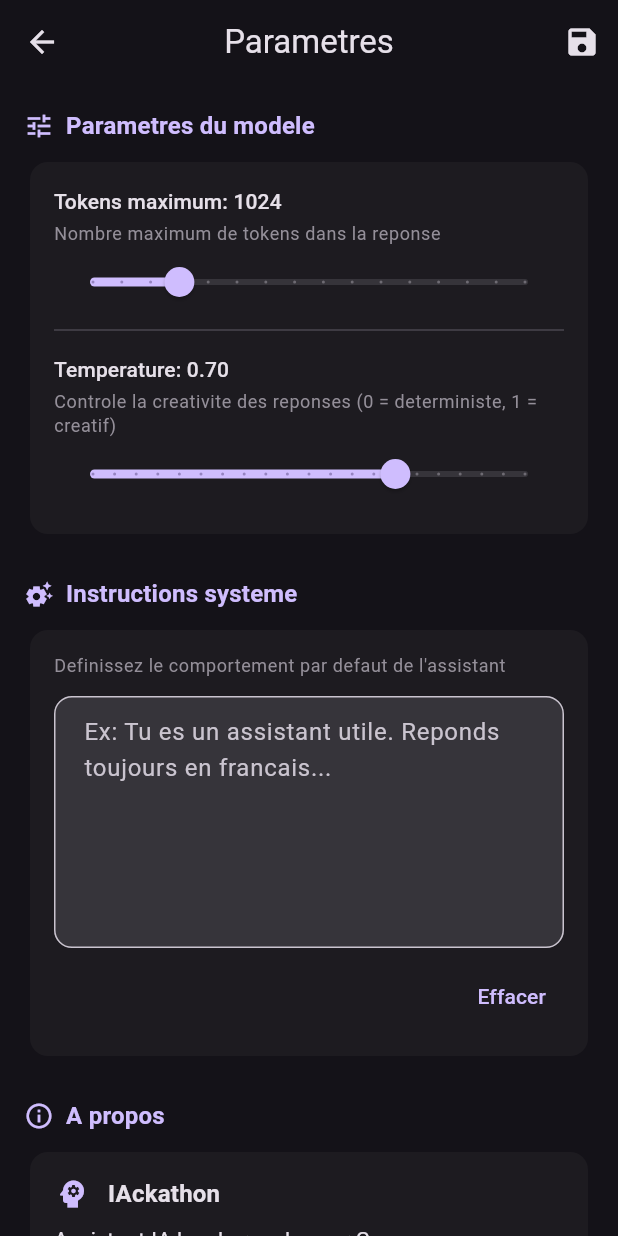
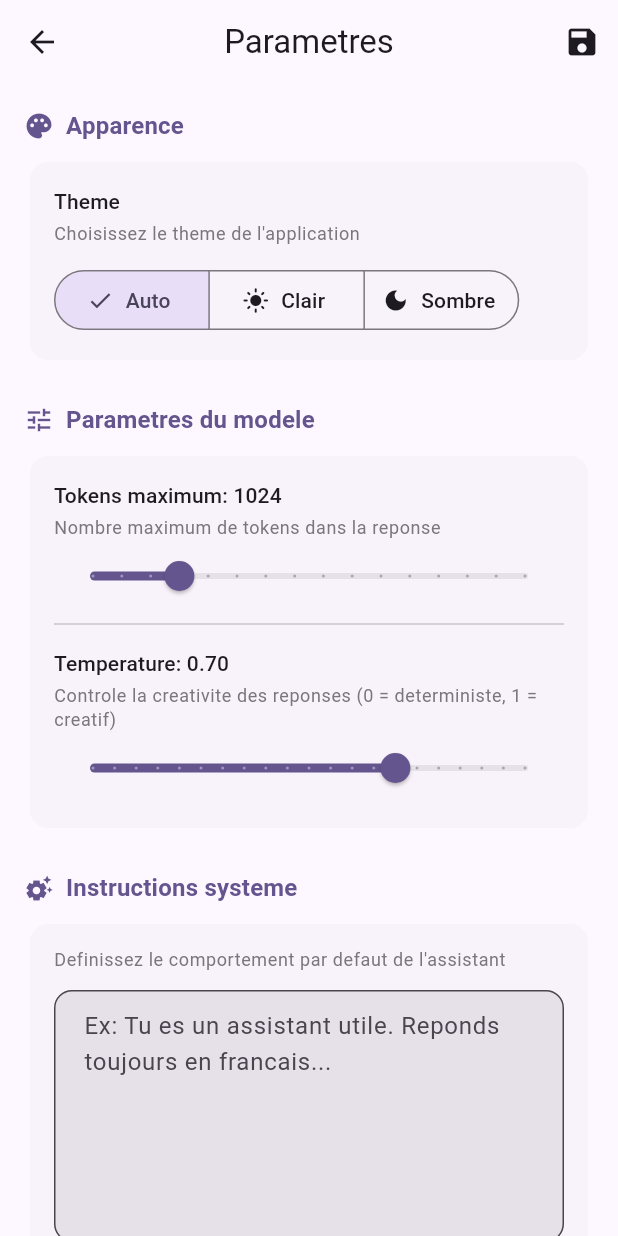
Before and after one commit to alexandregodet/iackathon, a Flutter app: the screen it shows after launch, after a tap on the "settings" icon, on a phone screen of 412 x 824 dp. Run offline on Flutter 3.47's test engine with Material 3 defaults, Android fonts, the phone set to English and light mode, and no system bars; our stand-ins replace drift, equatable, file_picker, flutter_bloc, get_it, image_picker and 2 more; missing offline and left inert: flutter_gemma, flutter_md, read_pdf_text; accounts and stored records are empty; generated files the repository leaves out were written again.

Commit message:
feat: add light/dark/system theme toggle
- Add ValueNotifier for reactive theme updates in SettingsService
- Use ValueListenableBuilder in main.dart to listen to theme changes
- Add Appearance section in settings page with SegmentedButton
- Theme changes apply immediately without restart

🤖 Generated with [Claude Code](https://claude.com/claude-code)

Co-Authored-By: Claude Opus 4.5 <noreply@anthropic.com>

```diff
--- a/lib/data/datasources/settings_service.dart
+++ b/lib/data/datasources/settings_service.dart
@@ -1,3 +1,4 @@
+import 'package:flutter/material.dart';
 import 'package:injectable/injectable.dart';
 import 'package:shared_preferences/shared_preferences.dart';
 
@@ -10,8 +11,25 @@ class SettingsService {
 
   SharedPreferences? _prefs;
 
+  // Theme notifier for reactive updates
+  final ValueNotifier<ThemeMode> themeModeNotifier =
+      ValueNotifier(ThemeMode.system);
+
   Future<void> init() async {
     _prefs = await SharedPreferences.getInstance();
+    // Initialize theme notifier with saved value
+    themeModeNotifier.value = _getThemeModeFromInt(themeMode);
+  }
+
+  ThemeMode _getThemeModeFromInt(int value) {
+    switch (value) {
+      case 1:
+        return ThemeMode.light;
+      case 2:
+        return ThemeMode.dark;
+      default:
+        return ThemeMode.system;
+    }
   }
 
   // Max Tokens
@@ -40,5 +58,6 @@ class SettingsService {
   int get themeMode => _prefs?.getInt(_themeKey) ?? 0;
   Future<void> setThemeMode(int value) async {
     await _prefs?.setInt(_themeKey, value);
+    themeModeNotifier.value = _getThemeModeFromInt(value);
   }
 }
--- a/lib/main.dart
+++ b/lib/main.dart
@@ -19,13 +19,20 @@ class IackathonApp extends StatelessWidget {
 
   @override
   Widget build(BuildContext context) {
+    final settingsService = getIt<SettingsService>();
+
+    return ValueListenableBuilder<ThemeMode>(
+      valueListenable: settingsService.themeModeNotifier,
+      builder: (context, themeMode, child) {
         return MaterialApp(
           title: 'IAckathon',
           debugShowCheckedModeBanner: false,
           theme: AppTheme.lightTheme,
           darkTheme: AppTheme.darkTheme,
-      themeMode: ThemeMode.dark,
+          themeMode: themeMode,
           home: const HomePage(),
+        );
+      },
     );
   }
 }
--- a/lib/presentation/pages/settings_page.dart
+++ b/lib/presentation/pages/settings_page.dart
@@ -17,6 +17,7 @@ class _SettingsPageState extends State<SettingsPage> {
 
   late int _maxTokens;
   late double _temperature;
+  late int _themeMode;
   late TextEditingController _systemPromptController;
 
   @override
@@ -24,6 +25,7 @@ class _SettingsPageState extends State<SettingsPage> {
     super.initState();
     _maxTokens = _settingsService.maxTokens;
     _temperature = _settingsService.temperature;
+    _themeMode = _settingsService.themeMode;
     _systemPromptController = TextEditingController(
       text: _settingsService.systemPrompt ?? '',
     );
@@ -74,6 +76,60 @@ class _SettingsPageState extends State<SettingsPage> {
       body: ListView(
         padding: const EdgeInsets.all(16),
         children: [
+          // Appearance Section
+          _buildSectionHeader(context, 'Apparence', Icons.palette),
+          const SizedBox(height: 8),
+          Card(
+            child: Padding(
+              padding: const EdgeInsets.all(16),
+              child: Column(
+                crossAxisAlignment: CrossAxisAlignment.start,
+                children: [
+                  Text(
+                    'Theme',
+                    style: Theme.of(context).textTheme.titleSmall,
+                  ),
+                  const SizedBox(height: 4),
+                  Text(
+                    'Choisissez le theme de l\'application',
+                    style: Theme.of(context).textTheme.bodySmall?.copyWith(
+                          color: colorScheme.outline,
+                        ),
+                  ),
+                  const SizedBox(height: 12),
+                  SegmentedButton<int>(
+                    segments: const [
+                      ButtonSegment(
+                        value: 0,
+                        icon: Icon(Icons.brightness_auto),
+                        label: Text('Auto'),
+                      ),
+                      ButtonSegment(
+                        value: 1,
+                        icon: Icon(Icons.light_mode),
+                        label: Text('Clair'),
+                      ),
+                      ButtonSegment(
+                        value: 2,
+                        icon: Icon(Icons.dark_mode),
+                        label: Text('Sombre'),
+                      ),
+                    ],
+                    selected: {_themeMode},
+                    onSelectionChanged: (selection) {
+                      setState(() {
+                        _themeMode = selection.first;
+                      });
+                      // Apply theme immediately
+                      _settingsService.setThemeMode(_themeMode);
+                    },
+                  ),
+                ],
+              ),
+            ),
+          ),
+          const SizedBox(height: 24),
+
           // Model Parameters Section
           _buildSectionHeader(context, 'Parametres du modele', Icons.tune),
           const SizedBox(height: 8),
```
Lines whose indentation alone changed are shown as unchanged.
